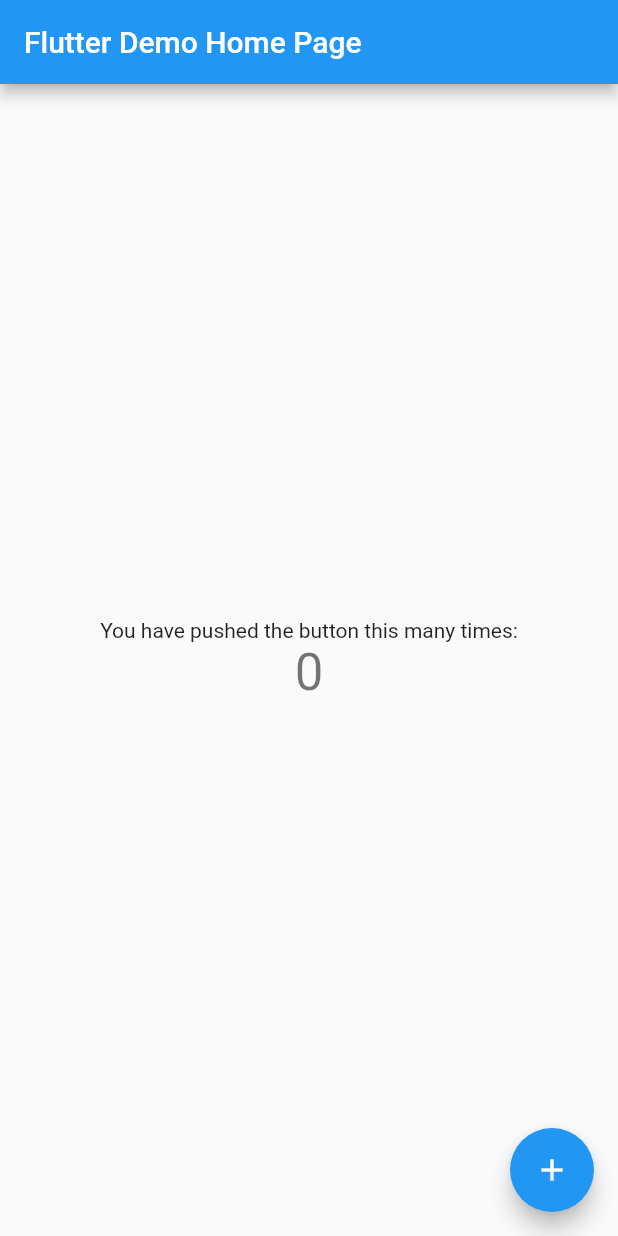
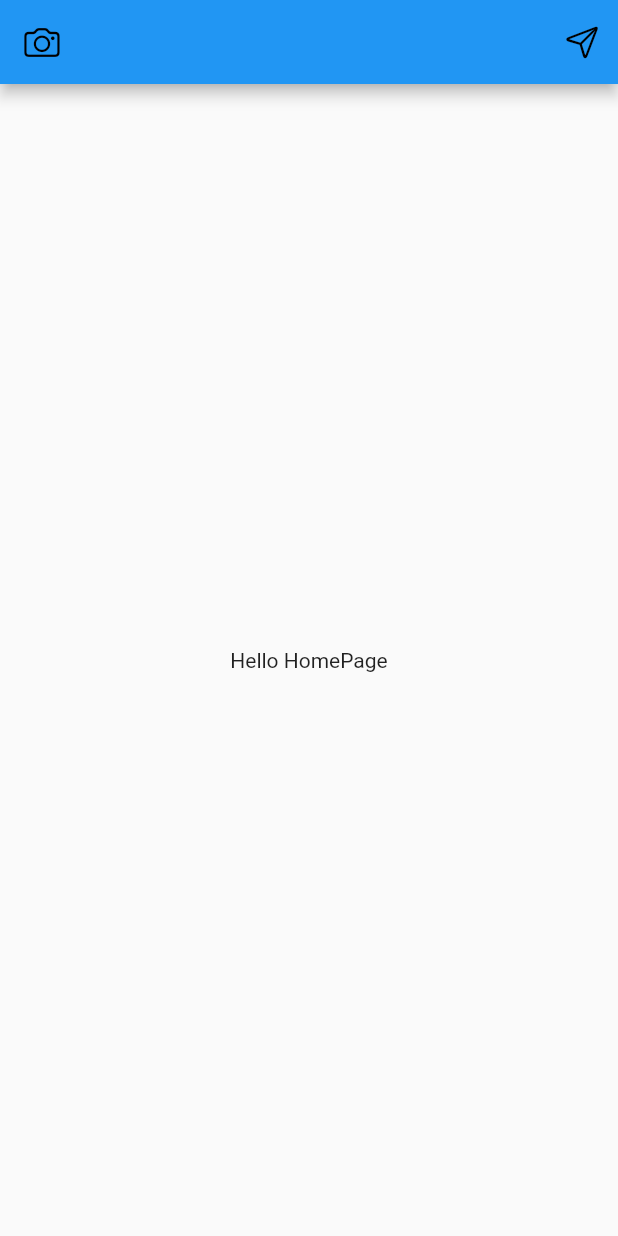
Before and after one commit to parksh3641/OX-Quiz-Common-Sense, a Flutter app: the screen it shows after launch, on a phone screen of 412 x 824 dp. Run offline on Flutter 3.47's test engine with Material 2 defaults, Android fonts, the phone set to English and light mode, and no system bars.

Commit message:
2022-07-10

```diff
--- a/analysis_options.yaml
+++ b/analysis_options.yaml
@@ -22,6 +22,9 @@
   # `// ignore_for_file: name_of_lint` syntax on the line or in the file
   # producing the lint.
   rules:
+    prefer_const_constructors : false
+    prefer_const_literals_to_create_immutables : false
+
     # avoid_print: false  # Uncomment to disable the `avoid_print` rule
     # prefer_single_quotes: true  # Uncomment to enable the `prefer_single_quotes` rule
 
--- a/lib/main.dart
+++ b/lib/main.dart
@@ -1,115 +1,43 @@
+import 'package:flutter/cupertino.dart';
 import 'package:flutter/material.dart';
 
 void main() {
-  runApp(const MyApp());
+  runApp(MyApp());
 }
 
 class MyApp extends StatelessWidget {
   const MyApp({Key? key}) : super(key: key);
 
-  // This widget is the root of your application.
   @override
   Widget build(BuildContext context) {
     return MaterialApp(
-      title: 'Flutter Demo',
-      theme: ThemeData(
-        // This is the theme of your application.
-        //
-        // Try running your application with "flutter run". You'll see the
-        // application has a blue toolbar. Then, without quitting the app, try
-        // changing the primarySwatch below to Colors.green and then invoke
-        // "hot reload" (press "r" in the console where you ran "flutter run",
-        // or simply save your changes to "hot reload" in a Flutter IDE).
-        // Notice that the counter didn't reset back to zero; the application
-        // is not restarted.
-        primarySwatch: Colors.blue,
-      ),
-      home: const MyHomePage(title: 'Flutter Demo Home Page'),
+      debugShowCheckedModeBanner: false,
+      home: HomePage(),
     );
   }
 }
 
-class MyHomePage extends StatefulWidget {
-  const MyHomePage({Key? key, required this.title}) : super(key: key);
-
-  // This widget is the home page of your application. It is stateful, meaning
-  // that it has a State object (defined below) that contains fields that affect
-  // how it looks.
-
-  // This class is the configuration for the state. It holds the values (in this
-  // case the title) provided by the parent (in this case the App widget) and
-  // used by the build method of the State. Fields in a Widget subclass are
-  // always marked "final".
-
-  final String title;
-
-  @override
-  State<MyHomePage> createState() => _MyHomePageState();
-}
-
-class _MyHomePageState extends State<MyHomePage> {
-  int _counter = 0;
-
-  void _incrementCounter() {
-    setState(() {
-      // This call to setState tells the Flutter framework that something has
-      // changed in this State, which causes it to rerun the build method below
-      // so that the display can reflect the updated values. If we changed
-      // _counter without calling setState(), then the build method would not be
-      // called again, and so nothing would appear to happen.
-      _counter++;
-    });
-  }
+class HomePage extends StatelessWidget {
+  const HomePage({Key? key}) : super(key: key);
 
   @override
   Widget build(BuildContext context) {
-    // This method is rerun every time setState is called, for instance as done
-    // by the _incrementCounter method above.
-    //
-    // The Flutter framework has been optimized to make rerunning build methods
-    // fast, so that you can just rebuild anything that needs updating rather
-    // than having to individually change instances of widgets.
     return Scaffold(
+      body: Center(
+        child: Text('Hello HomePage'),
+      ),
       appBar: AppBar(
-        // Here we take the value from the MyHomePage object that was created by
-        // the App.build method, and use it to set our appbar title.
-        title: Text(widget.title),
+        leading: IconButton(
+          icon: Icon(CupertinoIcons.camera, color: Colors.black),
+          onPressed: () {},
+        ),
+        actions: [
+          IconButton(
+            icon: Icon(CupertinoIcons.paperplane, color: Colors.black),
+            onPressed: () {},
+          )
+        ],
       ),
-      body: Center(
-        // Center is a layout widget. It takes a single child and positions it
-        // in the middle of the parent.
-        child: Column(
-          // Column is also a layout widget. It takes a list of children and
-          // arranges them vertically. By default, it sizes itself to fit its
-          // children horizontally, and tries to be as tall as its parent.
-          //
-          // Invoke "debug painting" (press "p" in the console, choose the
-          // "Toggle Debug Paint" action from the Flutter Inspector in Android
-          // Studio, or the "Toggle Debug Paint" command in Visual Studio Code)
-          // to see the wireframe for each widget.
-          //
-          // Column has various properties to control how it sizes itself and
-          // how it positions its children. Here we use mainAxisAlignment to
-          // center the children vertically; the main axis here is the vertical
-          // axis because Columns are vertical (the cross axis would be
-          // horizontal).
-          mainAxisAlignment: MainAxisAlignment.center,
-          children: <Widget>[
-            const Text(
-              'You have pushed the button this many times:',
-            ),
-            Text(
-              '$_counter',
-              style: Theme.of(context).textTheme.headline4,
-            ),
-          ],
-        ),
-      ),
-      floatingActionButton: FloatingActionButton(
-        onPressed: _incrementCounter,
-        tooltip: 'Increment',
-        child: const Icon(Icons.add),
-      ), // This trailing comma makes auto-formatting nicer for build methods.
     );
   }
 }
```
